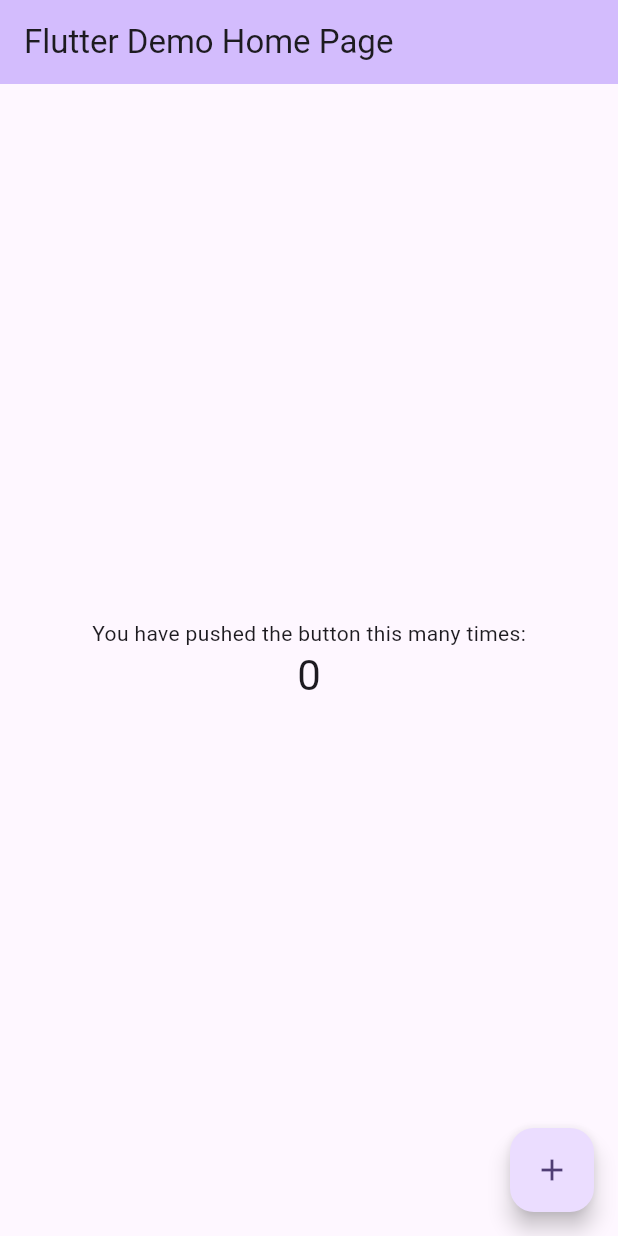
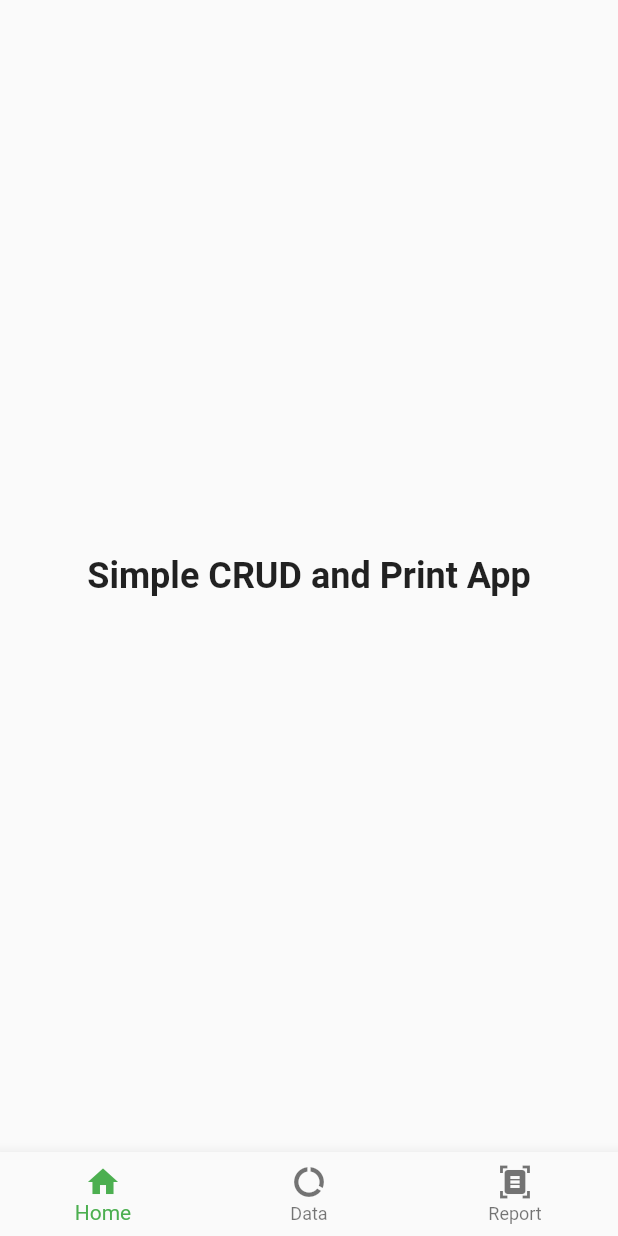
Before and after one commit to yafizh/flutter-crud-n-print, a Flutter app: the screen it shows after launch, on a phone screen of 412 x 824 dp. Run offline on Flutter 3.47's test engine with Material 3 defaults, Android fonts, the phone set to English and light mode, and no system bars.

Commit message:
initial interface

```diff
--- a/lib/main.dart
+++ b/lib/main.dart
@@ -1,4 +1,5 @@
 import 'package:flutter/material.dart';
+import 'package:simple_crud_n_print/screens/home.dart';
 
 void main() {
   runApp(const MyApp());
@@ -7,119 +8,15 @@
 class MyApp extends StatelessWidget {
   const MyApp({super.key});
 
-  // This widget is the root of your application.
   @override
   Widget build(BuildContext context) {
     return MaterialApp(
       title: 'Flutter Demo',
       theme: ThemeData(
-        // This is the theme of your application.
-        //
-        // TRY THIS: Try running your application with "flutter run". You'll see
-        // the application has a purple toolbar. Then, without quitting the app,
-        // try changing the seedColor in the colorScheme below to Colors.green
-        // and then invoke "hot reload" (save your changes or press the "hot
-        // reload" button in a Flutter-supported IDE, or press "r" if you used
-        // the command line to start the app).
-        //
-        // Notice that the counter didn't reset back to zero; the application
-        // state is not lost during the reload. To reset the state, use hot
-        // restart instead.
-        //
-        // This works for code too, not just values: Most code changes can be
-        // tested with just a hot reload.
-        colorScheme: ColorScheme.fromSeed(seedColor: Colors.deepPurple),
-        useMaterial3: true,
+        colorScheme: ColorScheme.fromSeed(seedColor: Colors.green),
+        useMaterial3: false,
       ),
-      home: const MyHomePage(title: 'Flutter Demo Home Page'),
+      home: const Home(),
     );
   }
 }
-
-class MyHomePage extends StatefulWidget {
-  const MyHomePage({super.key, required this.title});
-
-  // This widget is the home page of your application. It is stateful, meaning
-  // that it has a State object (defined below) that contains fields that affect
-  // how it looks.
-
-  // This class is the configuration for the state. It holds the values (in this
-  // case the title) provided by the parent (in this case the App widget) and
-  // used by the build method of the State. Fields in a Widget subclass are
-  // always marked "final".
-
-  final String title;
-
-  @override
-  State<MyHomePage> createState() => _MyHomePageState();
-}
-
-class _MyHomePageState extends State<MyHomePage> {
-  int _counter = 0;
-
-  void _incrementCounter() {
-    setState(() {
-      // This call to setState tells the Flutter framework that something has
-      // changed in this State, which causes it to rerun the build method below
-      // so that the display can reflect the updated values. If we changed
-      // _counter without calling setState(), then the build method would not be
-      // called again, and so nothing would appear to happen.
-      _counter++;
-    });
-  }
-
-  @override
-  Widget build(BuildContext context) {
-    // This method is rerun every time setState is called, for instance as done
-    // by the _incrementCounter method above.
-    //
-    // The Flutter framework has been optimized to make rerunning build methods
-    // fast, so that you can just rebuild anything that needs updating rather
-    // than having to individually change instances of widgets.
-    return Scaffold(
-      appBar: AppBar(
-        // TRY THIS: Try changing the color here to a specific color (to
-        // Colors.amber, perhaps?) and trigger a hot reload to see the AppBar
-        // change color while the other colors stay the same.
-        backgroundColor: Theme.of(context).colorScheme.inversePrimary,
-        // Here we take the value from the MyHomePage object that was created by
-        // the App.build method, and use it to set our appbar title.
-        title: Text(widget.title),
-      ),
-      body: Center(
-        // Center is a layout widget. It takes a single child and positions it
-        // in the middle of the parent.
-        child: Column(
-          // Column is also a layout widget. It takes a list of children and
-          // arranges them vertically. By default, it sizes itself to fit its
-          // children horizontally, and tries to be as tall as its parent.
-          //
-          // Column has various properties to control how it sizes itself and
-          // how it positions its children. Here we use mainAxisAlignment to
-          // center the children vertically; the main axis here is the vertical
-          // axis because Columns are vertical (the cross axis would be
-          // horizontal).
-          //
-          // TRY THIS: Invoke "debug painting" (choose the "Toggle Debug Paint"
-          // action in the IDE, or press "p" in the console), to see the
-          // wireframe for each widget.
-          mainAxisAlignment: MainAxisAlignment.center,
-          children: <Widget>[
-            const Text(
-              'You have pushed the button this many times:',
-            ),
-            Text(
-              '$_counter',
-              style: Theme.of(context).textTheme.headlineMedium,
-            ),
-          ],
-        ),
-      ),
-      floatingActionButton: FloatingActionButton(
-        onPressed: _incrementCounter,
-        tooltip: 'Increment',
-        child: const Icon(Icons.add),
-      ), // This trailing comma makes auto-formatting nicer for build methods.
-    );
-  }
-}
--- /dev/null
+++ b/lib/screens/home.dart
@@ -0,0 +1,49 @@
+import 'package:flutter/material.dart';
+import 'package:simple_crud_n_print/screens/data/data.dart';
+import 'package:simple_crud_n_print/screens/report/report.dart';
+
+class Home extends StatefulWidget {
+  const Home({super.key});
+
+  @override
+  State<Home> createState() => _HomeState();
+}
+
+class _HomeState extends State<Home> {
+  int _selectedIndex = 0;
+
+  static const List<Widget> _widgetOptions = <Widget>[
+    Center(
+      child: Text(
+        'Simple CRUD and Print App',
+        style: TextStyle(fontSize: 24, fontWeight: FontWeight.bold),
+      ),
+    ),
+    Data(),
+    Report(),
+  ];
+
+  void _onItemTapped(int index) {
+    setState(() {
+      _selectedIndex = index;
+    });
+  }
+
+  @override
+  Widget build(BuildContext context) {
+    return Scaffold(
+      body: _widgetOptions[_selectedIndex],
+      bottomNavigationBar: BottomNavigationBar(
+        items: const <BottomNavigationBarItem>[
+          BottomNavigationBarItem(icon: Icon(Icons.home), label: 'Home'),
+          BottomNavigationBarItem(icon: Icon(Icons.data_usage), label: 'Data'),
+          BottomNavigationBarItem(
+              icon: Icon(Icons.document_scanner), label: 'Report'),
+        ],
+        currentIndex: _selectedIndex,
+        selectedItemColor: Colors.green,
+        onTap: _onItemTapped,
+      ),
+    );
+  }
+}
--- /dev/null
+++ b/lib/screens/report/report.dart
@@ -0,0 +1,17 @@
+import 'package:flutter/material.dart';
+
+class Report extends StatefulWidget {
+  const Report({super.key});
+
+  @override
+  State<Report> createState() => _ReportState();
+}
+
+class _ReportState extends State<Report> {
+  @override
+  Widget build(BuildContext context) {
+    return const Center(
+      child: Text('Report Page'),
+    );
+  }
+}
```
Also changed, not shown: lib/screens/data/data.dart (added, +43 -0 lines).
